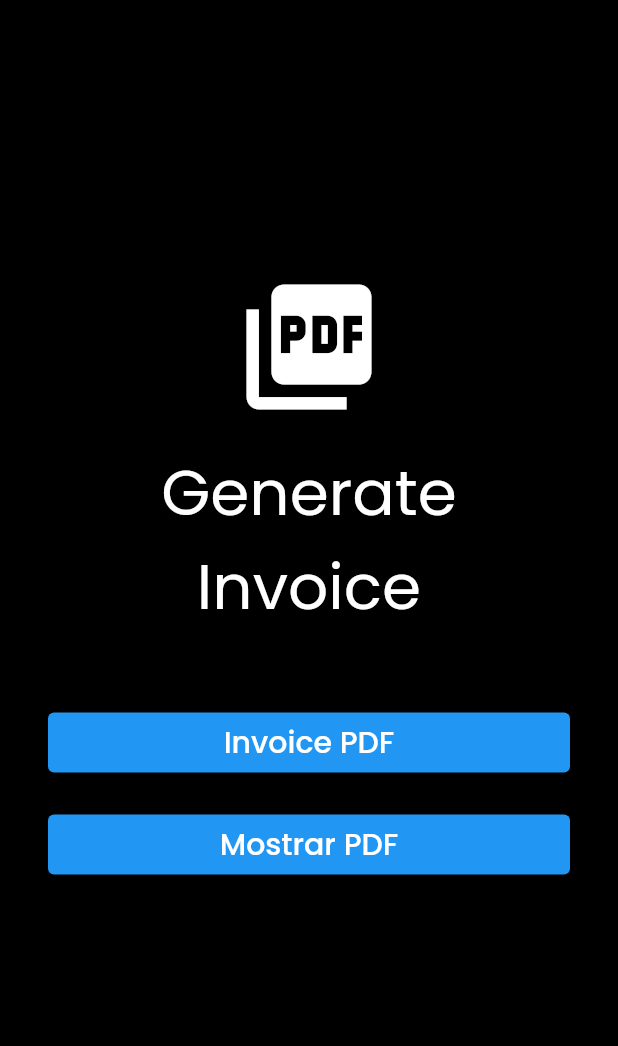
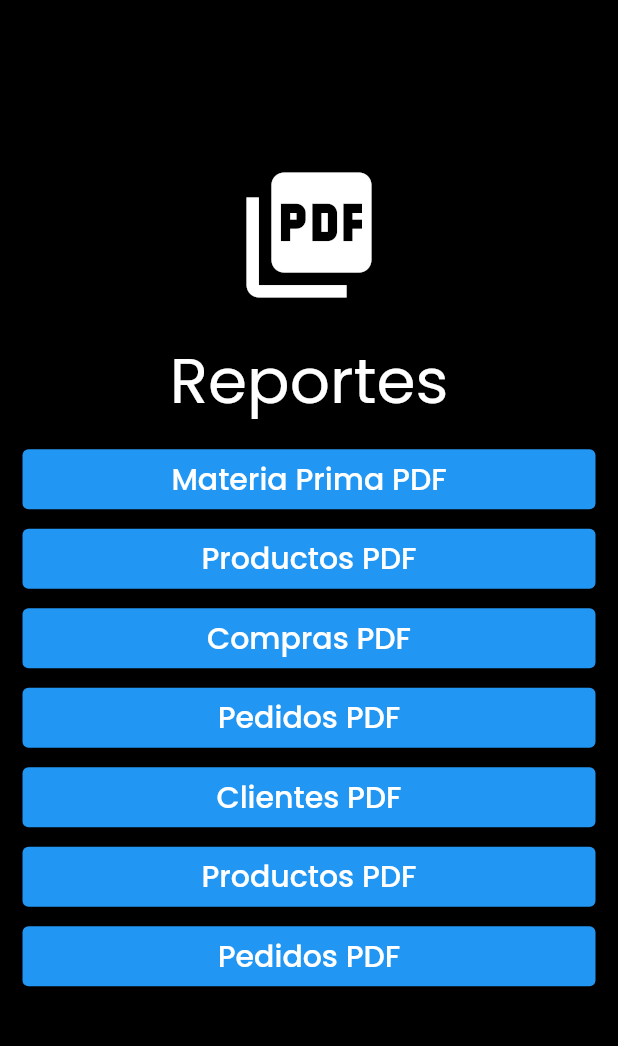
Before and after one commit to Diego785/Sistema-MRP-movil, a Flutter app: the PdfPageScreen screen opened by its route, on a phone screen of 412 x 824 dp, the part 84-1130 px from its top. Run offline on Flutter 3.47's test engine with Material 2 defaults, Android fonts, the phone set to English and light mode, and no system bars; our stand-ins replace data_table_2, device_info_plus, dio, fl_chart, flutter_secure_storage, flutter_slidable and 6 more; accounts and stored records are empty; network calls fail; project files that could hold a hidden picture were left out.

Commit message:
darwin, reportes

```diff
--- a/lib/Controllers/nota_compras_services.dart
+++ b/lib/Controllers/nota_compras_services.dart
@@ -8,14 +8,17 @@ class NotaCompraService extends ChangeNotifier {
       'http://192.168.1.2:8000/Sistema-MRP/public/api'; //?included=detalle_compras';
   final List<NotaCompra> listaCompras = [];
   late NotaCompra selectedCompra;
-   List<MateriaPrima1> listaMateria = [];
+  List<MateriaPrima1> listaMateria = [];
   late MateriaPrima1 selectedMateria;
+  List<Producto> listaProductos = [];
   bool isLoading = true;
   bool isSaving = false;
   //----------------------------------------------------------------------------
   NotaCompraService() {
     // loadCompras();
   }
+
+  get convert => null;
 
   //----------------------------------------------------------------------------
   Future<List<NotaCompra>> loadCompras() async {
@@ -36,7 +39,8 @@ class NotaCompraService extends ChangeNotifier {
     listaMateria = [];
     isLoading = true;
     notifyListeners();
-    final resp = await http.get(Uri.parse('$_baseUrl/nota-compra-detalles/$id'));
+    final resp =
+        await http.get(Uri.parse('$_baseUrl/nota-compra-detalles/$id'));
     final jsonResponse = json.decode(resp.body);
     debugPrint('-----');
     debugPrint('$jsonResponse');
@@ -66,6 +70,15 @@ class NotaCompraService extends ChangeNotifier {
     return listaMateria;
   }
 
-
+  Future<List<Producto>> loadProductos() async {
+    isLoading = true;
+    notifyListeners();
+    final resp = await http.get(Uri.parse('$_baseUrl/productos'));
+    final dataProducto = DataProducto.fromMap(json.decode(resp.body));
+    listaProductos = dataProducto.productos;
+    isLoading = false;
+    notifyListeners();
+    return listaProductos;
+  }
 
 }
--- a/lib/Controllers/pdf_service/pdf_invoice_api.dart
+++ b/lib/Controllers/pdf_service/pdf_invoice_api.dart
@@ -111,7 +111,7 @@ class PdfInvoiceApi {
         crossAxisAlignment: CrossAxisAlignment.start,
         children: [
           Text(
-            'INVOICE',
+            invoice.keySelect,
             style: TextStyle(fontSize: 24, fontWeight: FontWeight.bold),
           ),
           SizedBox(height: 0.8 * PdfPageFormat.cm),
@@ -121,11 +121,25 @@ class PdfInvoiceApi {
       );
 
   static Widget buildInvoice(Invoice invoice) {
-    final headers = MateriaPrima1.atributos;
-    print('${invoice.items['materia-prima']!.length}');
-    List<dynamic> objetos = invoice.items['materia-prima']!;
+    final key = invoice.keySelect;
+    List<String> headers = [];
+    switch (key) {
+      case 'materia-prima':
+        {
+          headers = MateriaPrima1.atributos; //8
+        }
+        break;
+      case 'productos':
+        {
+          headers = Producto.atributos; //7
+        }
+        break;
+    }
+
+    print(headers.length);
+    print('${invoice.items[key]!.length}');
+    List<dynamic> objetos = invoice.items[key]!;
     final data = objetos.map((item) {
-      // List<dynamic> r = item.toListString();
       List<dynamic> r = item.toListString();
       return r;
     }).toList();
--- a/lib/Models/Inventario/NotaCompra.dart
+++ b/lib/Models/Inventario/NotaCompra.dart
@@ -16,7 +16,8 @@ class Data {
   List<NotaCompra> data;
 
   factory Data.fromJson(Map<String, dynamic> json) => Data(
-        data: List<NotaCompra>.from(json["data"].map((x) => NotaCompra.fromJson(x))),
+        data: List<NotaCompra>.from(
+            json["data"].map((x) => NotaCompra.fromJson(x))),
       );
 
   Map<String, dynamic> toJson() => {
@@ -37,6 +38,20 @@ class NotaCompra {
   String hora;
   DateTime fecha;
 
+  static List<String> atributos = [
+    'id',
+    'costo Total',
+    'hora',
+    'fecha',
+  ];
+
+  List<dynamic> toListString() => [
+    id,
+    costoTotal,
+    hora,
+    fecha    ,
+  ];
+
   factory NotaCompra.fromJson(Map<String, dynamic> json) => NotaCompra(
         id: json["id"],
         costoTotal: json["costo_total"],
@@ -48,6 +63,7 @@ class NotaCompra {
         "id": id,
         "costo_total": costoTotal,
         "hora": hora,
-        "fecha": "${fecha.year.toString().padLeft(4, '0')}-${fecha.month.toString().padLeft(2, '0')}-${fecha.day.toString().padLeft(2, '0')}",
+        "fecha":
+            "${fecha.year.toString().padLeft(4, '0')}-${fecha.month.toString().padLeft(2, '0')}-${fecha.day.toString().padLeft(2, '0')}",
       };
 }
--- a/lib/Models/Inventario/Producto.dart
+++ b/lib/Models/Inventario/Producto.dart
@@ -14,7 +14,8 @@ class DataProducto {
   String toJson() => json.encode(toMap());
 
   factory DataProducto.fromMap(Map<String, dynamic> json) => DataProducto(
-        productos:  List<Producto>.from(json["data"].map((x) => Producto.fromMap(x))),
+        productos:
+            List<Producto>.from(json["data"].map((x) => Producto.fromMap(x))),
       );
 
   Map<String, dynamic> toMap() => {
@@ -48,6 +49,34 @@ class Producto {
   String costoProduccion;
   String cantidad;
   dynamic idCategoria;
+
+  static List<String> atributos = [
+    'id',
+    'nombre',
+    // 'descripcion',
+    'color',
+    'tamano',
+    // 'estado',
+    'peso',
+    // 'especificacion',
+    'costoProduccion',
+    'cantidad',
+    // 'idCategoria'
+  ];
+
+  List<dynamic> toListString() => [
+      id,
+      nombre,
+      // descripcion,
+      color,
+      tamano,
+      // estado,
+      peso,
+      // especificacion,
+      costoProduccion,
+      cantidad,
+      // idCategoria,
+    ];
 
   factory Producto.fromJson(String str) => Producto.fromMap(json.decode(str));
 
@@ -85,55 +114,3 @@ class Producto {
     return 'id: $id, nombre: $nombre, descripcion: $descripcion, color: $color, tamano: $tamano, estado: $estado, peso: $peso, especificacion: $especificacion, costoProduccion: $costoProduccion, cantidad: $cantidad, idCategoria: $idCategoria, ';
   }
 }
-
-
-// class Producto {
-//   int id;
-//   String? nombre;
-//   String? descripcion;
-//   String? color;
-//   String? tamano;
-//   String? estado;
-//   String? peso;
-//   String? especificacion;
-//   String? costoProduccion;
-//   String? cantidad;
-//   int? idCategoria;
-// //------------------------------------------------------------------------------
-//   Producto({
-//     required this.id,
-//     this.nombre,
-//     this.descripcion,
-//     this.color,
-//     this.tamano,
-//     this.estado,
-//     this.peso,
-//     this.especificacion,
-//     this.costoProduccion,
-//     this.cantidad,
-//     this.idCategoria,
-//   });
-// //------------------------------------------------------------------------------
-//   factory Producto.fromJson(String str) => Producto.fromMap(json.decode(str));
-// //------------------------------------------------------------------------------
-//   factory Producto.fromMap(Map<String, dynamic> json) => Producto(
-//         id: json["id"],
-//         nombre: json["nombre"],
-//         descripcion: json["descripcion"],
-//         color: json["color"],
-//         tamano: json["tamano"],
-//         estado: json["estado"],
-//         peso: json["peso"],
-//         especificacion: json['especificacion'],
-//         costoProduccion: json['costoProduccion'],
-//         cantidad: json['cantidad'],
-//         idCategoria: json['idCategoria'],
-//       );
-// //------------------------------------------------------------------------------
-
-//   @override
-//   String toString() {
-//     return 'id: $id, nombre: $nombre, descripcion: $descripcion, color: $color, tamano: $tamano, estado: $estado, peso: $peso, especificacion: $especificacion, costoProduccion: $costoProduccion, cantidad: $cantidad, idCategoria: $idCategoria, ';
-//   }
-// //------------------------------------------------------------------------------
-// }
--- a/lib/Models/prueba/invoice.dart
+++ b/lib/Models/prueba/invoice.dart
@@ -6,12 +6,14 @@ class Invoice {
   final Supplier supplier;
   final Customer customer;
   final Map<String, List<dynamic>> items;
+  final String keySelect;
 
   const Invoice({
     required this.info,
     required this.supplier,
     required this.customer,
     required this.items,
+    required this.keySelect,
   });
 }
 
--- a/lib/Views/Inventario/NotaCompra/nota_compra_screen.dart
+++ b/lib/Views/Inventario/NotaCompra/nota_compra_screen.dart
@@ -8,6 +8,7 @@ class NotaCompraScreen extends StatelessWidget {
   @override
   Widget build(BuildContext context) {
     final notaCompraService = Provider.of<NotaCompraService>(context);
+    notaCompraService.loadCompras();
     // final VehicleService vehicleServices = Provider.of<VehicleService>(context);
     if (notaCompraService.isLoading) debugPrint("cargando Notas de Compra");
     return Scaffold(
--- a/lib/Views/Inventario/Producto/show_screen.dart
+++ b/lib/Views/Inventario/Producto/show_screen.dart
@@ -19,7 +19,7 @@ class _ProductoShowScreenState extends State<ProductoShowScreen> {
     Producto? product = ModalRoute.of(context)!.settings.arguments as Producto?;
     // ModalRoute.of(context)!.settings.arguments as Producto;
     if (product == null) {
-      print("nullTx");
+      print("falta producto");
       return Text("nullTx");
     } else {
       return Scaffold(
--- a/lib/Views/Inventario/show_materia_prima.dart
+++ b/lib/Views/Inventario/show_materia_prima.dart
@@ -24,7 +24,7 @@ class _ShowMateriaPrima extends State<ShowMateriaPrima> {
   Future<List<MateriaPrima>> _getMaterias() async {
     Uri url =
         // Uri.parse('http://sistema-mrp.herokuapp.com/api/materia-prima-api');
-        Uri.parse('http://192.168.1.2/Sistema-MRP/public/api/materia-prima-api');
+        Uri.parse('http://192.168.1.2:8000/Sistema-MRP/public/api/materia-prima-api');
 
 
     final response = await http.get(url);
--- a/lib/Views/pdf/pdf_page_screen.dart
+++ b/lib/Views/pdf/pdf_page_screen.dart
@@ -24,64 +24,141 @@ class _PdfPageScreenState extends State<PdfPageScreen> {
         centerTitle: true,
       ),
       body: Container(
-        padding: const EdgeInsets.all(32),
+        padding: const EdgeInsets.all(15),
         child: Center(
           child: Column(
             mainAxisAlignment: MainAxisAlignment.center,
             children: <Widget>[
               const TitleWidget(
                 icon: Icons.picture_as_pdf,
-                text: 'Generate Invoice',
+                text: 'Reportes',
               ),
-              const SizedBox(height: 48),
+              const SizedBox(height: 10),
               ButtonWidget(
-                text: 'Invoice PDF',
+                text: 'Materia Prima PDF',
                 onClicked: () async {
                   notaCompraService.loadMateriaPrimas();
-                  await Future.delayed(const Duration(seconds: 2 ));
-                  // if (notaCompraService.isLoading) debugPrint("cargando las materias primas");
-
-                  debugPrint('${notaCompraService.listaMateria.length}');
-                  debugPrint('getvoice');
-                  final Map<String, List<dynamic>> items = {};
-                  items['materia-prima'] = notaCompraService.listaMateria;
-
-                  final date = DateTime.now();
-                  final dueDate = date.add(const Duration(days: 7));
-
-                  final res = Invoice(
-                    supplier: const Supplier(
-                      name: 'Sarah Field',
-                      address: 'Sarah Street 9, Beijing, China',
-                      paymentInfo: 'https://paypal.me/sarahfieldzz',
-                    ),
-                    customer: const Customer(
-                      name: 'Apple Inc.',
-                      address: 'Apple Street, Cupertino, CA 95014',
-                    ),
-                    info: InvoiceInfo(
-                      date: date,
-                      dueDate: dueDate,
-                      description: 'My description...',
-                      number: '${DateTime.now().year}-9999',
-                    ),
-                    items: items,
-                  );
+                  await Future.delayed(const Duration(seconds: 2));
+                  const String key = 'materia-prima';
+                  final Map<String, List<dynamic>> items = { key : notaCompraService.listaMateria};
+                  final res = getInvoice(items, key);
                   final pdfFile = await PdfInvoiceApi.generate(res);
                   PdfApi.openFile(pdfFile);
                 },
               ),
-              const SizedBox(height: 20),
+              const SizedBox(height: 5),
               ButtonWidget(
-                text: 'Mostrar PDF',
+                text: 'Productos PDF',
                 onClicked: () async {
-                  Navigator.pushNamed(context, "/show-pdf");
+                  notaCompraService.loadProductos();
+                  await Future.delayed(const Duration(seconds: 2));
+                  const String key = 'productos';
+                  final Map<String, List<dynamic>> items = {key : notaCompraService.listaProductos};
+                  final res = getInvoice(items, key);
+                  final pdfFile = await PdfInvoiceApi.generate(res);
+                  PdfApi.openFile(pdfFile);
                 },
               ),
+               const SizedBox(height: 5),
+              ButtonWidget(
+                text: 'Compras PDF',
+                onClicked: () async {
+                  notaCompraService.loadProductos();
+                  await Future.delayed(const Duration(seconds: 2));
+                  const String key = 'productos';
+                  final Map<String, List<dynamic>> items = {key : notaCompraService.listaProductos};
+                  final res = getInvoice(items, key);
+                  final pdfFile = await PdfInvoiceApi.generate(res);
+                  PdfApi.openFile(pdfFile);
+                },
+              ),
+               const SizedBox(height: 5),
+              ButtonWidget(
+                text: 'Pedidos PDF',
+                onClicked: () async {
+                  notaCompraService.loadProductos();
+                  await Future.delayed(const Duration(seconds: 2));
+                  const String key = 'productos';
+                  final Map<String, List<dynamic>> items = {key : notaCompraService.listaProductos};
+                  final res = getInvoice(items, key);
+                  final pdfFile = await PdfInvoiceApi.generate(res);
+                  PdfApi.openFile(pdfFile);
+                },
+              ),
+               const SizedBox(height: 5),
+              ButtonWidget(
+                text: 'Clientes PDF',
+                onClicked: () async {
+                  notaCompraService.loadProductos();
+                  await Future.delayed(const Duration(seconds: 2));
+                  const String key = 'productos';
+                  final Map<String, List<dynamic>> items = {key : notaCompraService.listaProductos};
+                  final res = getInvoice(items, key);
+                  final pdfFile = await PdfInvoiceApi.generate(res);
+                  PdfApi.openFile(pdfFile);
+                },
+              ),
+               const SizedBox(height: 5),
+              ButtonWidget(
+                text: 'Productos PDF',
+                onClicked: () async {
+                  notaCompraService.loadProductos();
+                  await Future.delayed(const Duration(seconds: 2));
+                  const String key = 'productos';
+                  final Map<String, List<dynamic>> items = {key : notaCompraService.listaProductos};
+                  final res = getInvoice(items, key);
+                  final pdfFile = await PdfInvoiceApi.generate(res);
+                  PdfApi.openFile(pdfFile);
+                },
+              ),
+               const SizedBox(height: 5),
+              ButtonWidget(
+                text: 'Pedidos PDF',
+                onClicked: () async {
+                  notaCompraService.loadProductos();
+                  await Future.delayed(const Duration(seconds: 2));
+                  const String key = 'productos';
+                  final Map<String, List<dynamic>> items = {key : notaCompraService.listaProductos};
+                  final res = getInvoice(items, key);
+                  final pdfFile = await PdfInvoiceApi.generate(res);
+                  PdfApi.openFile(pdfFile);
+                },
+              ),
+              // const SizedBox(height: 5),
+              // ButtonWidget(
+              //   text: 'Mostrar PDF',
+              //   onClicked: () async {
+              //     Navigator.pushNamed(context, "/show-pdf");
+              //   },
+              // ),
             ],
           ),
         ),
       ),
     );
   }
+
+  Invoice getInvoice(Map<String, List<dynamic>> items, String key) {
+    final date = DateTime.now();
+    final dueDate = date.add(const Duration(days: 7));
+    return Invoice(
+      supplier: const Supplier(
+        name: 'Santa Cruz - Bolivia',
+        address: 'Sarah Street 9, Beijing, Colon',
+        paymentInfo: 'https://paypal.me/sarahfieldzz',
+      ),
+      customer: const Customer(
+        name: 'Apple Inc.',
+        address: 'Apple Street, Cupertino, CA 95014',
+      ),
+      info: InvoiceInfo(
+        date: date,
+        dueDate: dueDate,
+        description: 'My description...',
+        number: '${DateTime.now().year}-9999',
+      ),
+      items: items,
+      keySelect: key,
+    );
+  }
 }
--- a/lib/Views/pdf/show_pdf_screen.dart
+++ b/lib/Views/pdf/show_pdf_screen.dart
@@ -47,7 +47,9 @@ class ShowPdfScreen extends StatelessWidget {
           description: 'My description...',
           number: '${DateTime.now().year}-9999', //cadena encriptada en QR
         ),
-        items: {}
+        items: {},
+        keySelect: ''
+
         // items: [
         // InvoiceItem(
         //   description: 'Coffee',
```
Also changed, not shown: lib/Views/Inventario/Producto/producto_screen.dart (+24 -11 lines), lib/app.dart (+10 -4 lines). Lines whose indentation alone changed are shown as unchanged.
